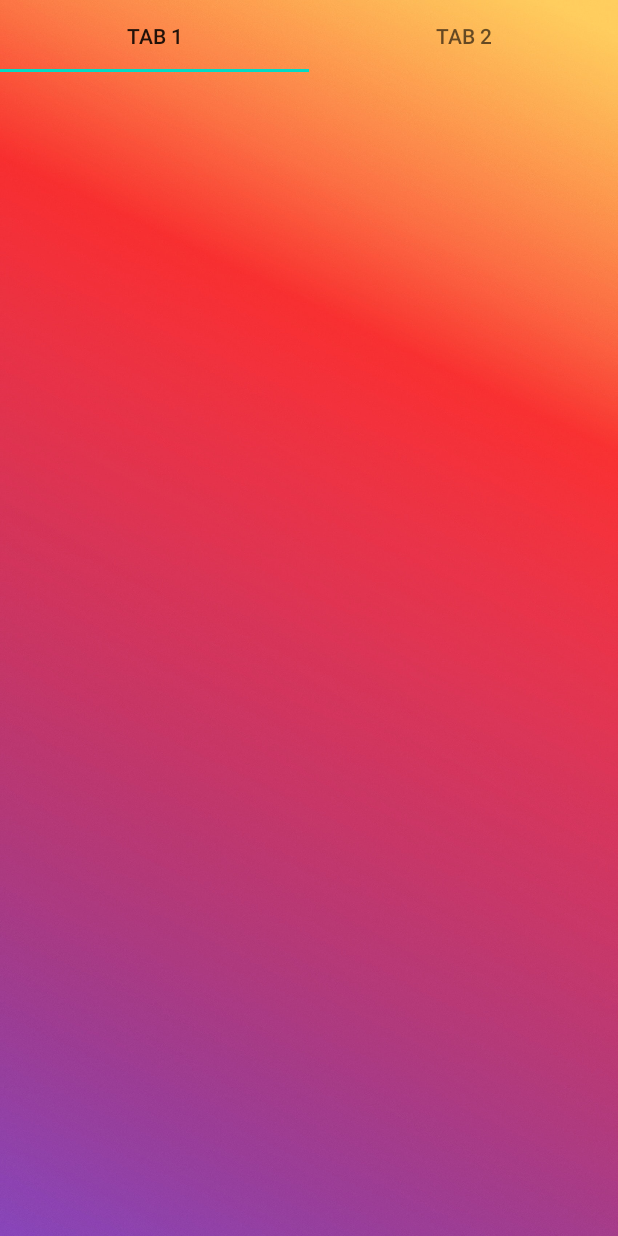
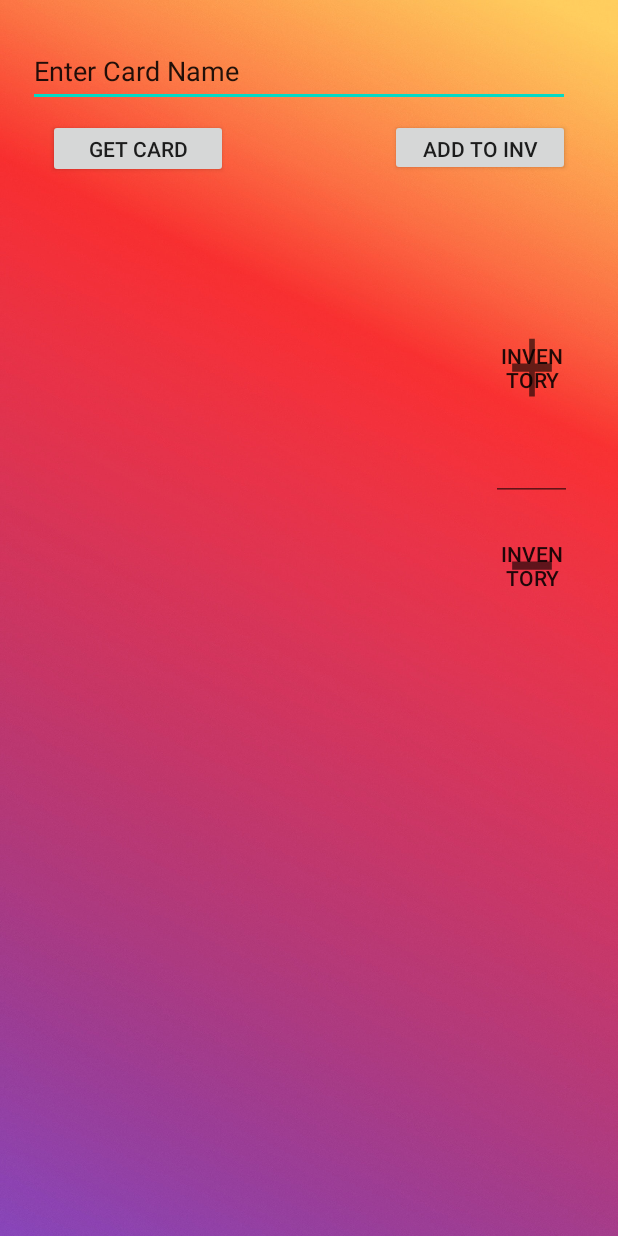
Before and after one commit to cesarxa/Loremaster-app, an Android app: the screen it shows after launch (Card), on a phone screen of 412 x 824 dp. Run offline under Robolectric (Android 15) with nearby library versions, the phone set to English and light mode, and no system bars; our stand-ins replace Firebase (no records; nobody signed in at launch, a user with empty details on screens opened directly), Picasso; pictures from the network do not load.

Commit message:
removed tabs and fragments classes

```diff
--- a/app/src/main/java/com/example/loremaster_app/Card.java
+++ b/app/src/main/java/com/example/loremaster_app/Card.java
@@ -44,12 +44,6 @@ import javax.net.ssl.HttpsURLConnection;
 
 public class Card extends AppCompatActivity {
 
-    private TabLayout tabLayout;
-    private ViewPager viewPager;
-    private TabItem tab1, tab2;
-    public PageAdapter pageradapter;
-
-
 
     EditText getCard;
     ImageView imageViewDisplayer;
@@ -64,47 +58,6 @@ public class Card extends AppCompatActivity {
     protected void onCreate(Bundle savedInstanceState) {
         super.onCreate(savedInstanceState);
         setContentView(R.layout.activity_card);
-
-        //Tab Info
-        TabLayout tabLayout= findViewById(R.id.tablayout);
-        TabItem tab1 =findViewById(R.id.tab1);
-        TabItem tab2 = findViewById(R.id.tab2);
-        ViewPager viewPager = findViewById(R.id.viewpager);
-
-       PagerAdapter pageradapter = new PageAdapter(getSupportFragmentManager(), tabLayout.getTabCount());
-        viewPager.setAdapter(pageradapter);
-
-        tabLayout.addOnTabSelectedListener(new TabLayout.OnTabSelectedListener() {
-            @Override
-            public void onTabSelected(TabLayout.Tab tab) {
-
-                viewPager.setCurrentItem(tab.getPosition());
-
-                if (tab.getPosition() == 0)
-                {
-                    pageradapter.notifyDataSetChanged();
-                } else if  (tab.getPosition() == 1)
-                {
-                    pageradapter.notifyDataSetChanged();
-                } else if  (tab.getPosition() == 2)
-                {
-                    pageradapter.notifyDataSetChanged();
-                }
-            }
-
-            @Override
-            public void onTabUnselected(TabLayout.Tab tab) {
-            }
-
-            @Override
-            public void onTabReselected(TabLayout.Tab tab) {
-            }
-        });
-
-        viewPager.addOnPageChangeListener(new TabLayout.TabLayoutOnPageChangeListener(tabLayout));
-
-
-
 
 
         getCard = (EditText) findViewById(R.id.getCard);
--- a/app/src/main/java/com/example/loremaster_app/PageAdapter.java
+++ /dev/null
@@ -1,40 +0,0 @@
-package com.example.loremaster_app;
-
-import androidx.annotation.NonNull;
-import androidx.fragment.app.Fragment;
-import androidx.fragment.app.FragmentManager;
-import androidx.fragment.app.FragmentPagerAdapter;
-
-public class PageAdapter extends FragmentPagerAdapter {
-
-    private int numOfTabs;
-
-    public PageAdapter(FragmentManager fm, int numOfTabs) {
-        super(fm);
-        numOfTabs = this.numOfTabs;
-    }
-
-    @NonNull
-    @Override
-    public Fragment getItem(int position) {
-        switch(position){
-            case 0:
-                return new tab1();
-            case 1:
-                return new tab2();
-            default:
-                return null;
-
-        }
-    }
-
-    @Override
-    public int getCount() {
-        return numOfTabs;
-    }
-
-    @Override
-    public int getItemPosition(@NonNull Object object) {
-        return POSITION_NONE;
-    }
-}
--- a/app/src/main/res/layout/activity_card.xml
+++ b/app/src/main/res/layout/activity_card.xml
@@ -1,5 +1,5 @@
 <?xml version="1.0" encoding="utf-8"?>
-<LinearLayout
+<androidx.constraintlayout.widget.ConstraintLayout
     xmlns:android="http://schemas.android.com/apk/res/android"
     xmlns:app="http://schemas.android.com/apk/res-auto"
     xmlns:tools="http://schemas.android.com/tools"
@@ -9,140 +9,102 @@
     tools:context=".Card"
     android:background="@drawable/red_back">
 
-    <com.google.android.material.tabs.TabLayout
-        android:id="@+id/tablayout"
-        android:layout_height="wrap_content"
-        android:layout_width="match_parent"
-        >
-        <com.google.android.material.tabs.TabItem
-            android:id="@+id/tab1"
-            android:layout_height="wrap_content"
-            android:layout_width="wrap_content"
-            android:text="@string/tab_text1"/>
-
-        <com.google.android.material.tabs.TabItem
-            android:id="@+id/tab2"
-            android:layout_height="wrap_content"
-            android:layout_width="wrap_content"
-            android:text="@string/tab_text2"/>
-
-    </com.google.android.material.tabs.TabLayout>
-
-    <androidx.viewpager.widget.ViewPager
-        android:id="@+id/viewpager"
-        android:layout_width="match_parent"
-        android:layout_height="match_parent">
 
 
-    </androidx.viewpager.widget.ViewPager>
+    <EditText
+        android:id="@+id/getCard"
+        android:layout_width="361dp"
+        android:layout_height="47dp"
+        android:layout_marginStart="16dp"
+        android:layout_marginTop="24dp"
+        android:layout_marginEnd="16dp"
+        android:ems="10"
+        android:inputType="textPersonName"
+        android:text="Enter Card Name"
+        app:layout_constraintEnd_toEndOf="parent"
+        app:layout_constraintHorizontal_bias="0.154"
+        app:layout_constraintStart_toStartOf="parent"
+        app:layout_constraintTop_toTopOf="parent" />
 
-</LinearLayout>
-<!--<androidx.constraintlayout.widget.ConstraintLayout-->
-<!--    xmlns:android="http://schemas.android.com/apk/res/android"-->
-<!--    xmlns:app="http://schemas.android.com/apk/res-auto"-->
-<!--    xmlns:tools="http://schemas.android.com/tools"-->
-<!--    android:layout_width="match_parent"-->
-<!--    android:layout_height="match_parent"-->
-<!--    android:orientation="vertical"-->
-<!--    tools:context=".Card"-->
-<!--    android:background="@drawable/red_back">-->
+    <Button
+        android:id="@+id/butGetCard"
+        android:layout_width="120dp"
+        android:layout_height="39dp"
+        android:layout_marginStart="32dp"
+        android:layout_marginTop="8dp"
+        android:onClick="getCardInfo"
+        android:text="Get Card Info"
+        app:layout_constraintStart_toStartOf="parent"
+        app:layout_constraintTop_toBottomOf="@+id/getCard" />
 
+    <ImageView
+        android:id="@+id/image_View"
+        android:layout_width="300dp"
+        android:layout_height="375dp"
+        android:layout_marginTop="12dp"
+        app:layout_constraintEnd_toEndOf="parent"
+        app:layout_constraintHorizontal_bias="0.171"
+        app:layout_constraintStart_toStartOf="parent"
+        app:layout_constraintTop_toBottomOf="@+id/butGetCard"
+        tools:srcCompat="@tools:sample/avatars" />
 
+    <TextView
+        android:id="@+id/cardInfoView"
+        android:layout_width="300dp"
+        android:layout_height="175dp"
+        android:layout_marginTop="64dp"
+        android:layout_marginBottom="16dp"
+        android:scrollbars="vertical"
+        app:layout_constraintBottom_toBottomOf="parent"
+        app:layout_constraintEnd_toEndOf="parent"
+        app:layout_constraintHorizontal_bias="0.495"
+        app:layout_constraintStart_toStartOf="parent"
+        app:layout_constraintTop_toBottomOf="@+id/image_View"
+        app:layout_constraintVertical_bias="0.526" />
 
-<!--    <EditText-->
-<!--        android:id="@+id/getCard"-->
-<!--        android:layout_width="361dp"-->
-<!--        android:layout_height="47dp"-->
-<!--        android:layout_marginStart="16dp"-->
-<!--        android:layout_marginTop="24dp"-->
-<!--        android:layout_marginEnd="16dp"-->
-<!--        android:ems="10"-->
-<!--        android:inputType="textPersonName"-->
-<!--        android:text="Enter Card Name"-->
-<!--        app:layout_constraintEnd_toEndOf="parent"-->
-<!--        app:layout_constraintHorizontal_bias="0.154"-->
-<!--        app:layout_constraintStart_toStartOf="parent"-->
-<!--        app:layout_constraintTop_toTopOf="parent" />-->
+    <Button
+        android:id="@+id/addButton"
+        android:layout_width="45dp"
+        android:layout_height="66dp"
+        android:layout_marginStart="332dp"
+        android:layout_marginTop="212dp"
+        android:background="@drawable/ic_baseline_add_24"
+        android:text="Inventory"
+        android:onClick="upQuantity"
+        app:layout_constraintStart_toStartOf="parent"
+        app:layout_constraintTop_toTopOf="parent" />
 
-<!--    <Button-->
-<!--        android:id="@+id/butGetCard"-->
-<!--        android:layout_width="120dp"-->
-<!--        android:layout_height="39dp"-->
-<!--        android:layout_marginStart="32dp"-->
-<!--        android:layout_marginTop="8dp"-->
-<!--        android:onClick="getCardInfo"-->
-<!--        android:text="Get Card Info"-->
-<!--        app:layout_constraintStart_toStartOf="parent"-->
-<!--        app:layout_constraintTop_toBottomOf="@+id/getCard" />-->
+    <Button
+        android:id="@+id/subButton"
+        android:layout_width="45dp"
+        android:layout_height="66dp"
+        android:layout_marginStart="332dp"
+        android:layout_marginTop="344dp"
+        android:background="@drawable/ic_baseline_remove_24"
+        android:text="Inventory"
+        android:onClick="downQuantity"
+        app:layout_constraintStart_toStartOf="parent"
+        app:layout_constraintTop_toTopOf="parent" />
 
-<!--    <ImageView-->
-<!--        android:id="@+id/image_View"-->
-<!--        android:layout_width="300dp"-->
-<!--        android:layout_height="375dp"-->
-<!--        android:layout_marginTop="12dp"-->
-<!--        app:layout_constraintEnd_toEndOf="parent"-->
-<!--        app:layout_constraintHorizontal_bias="0.171"-->
-<!--        app:layout_constraintStart_toStartOf="parent"-->
-<!--        app:layout_constraintTop_toBottomOf="@+id/butGetCard"-->
-<!--        tools:srcCompat="@tools:sample/avatars" />-->
+    <EditText
+        android:id="@+id/txtQuantity"
+        android:layout_width="54dp"
+        android:layout_height="46dp"
+        android:layout_marginStart="8dp"
+        android:ems="10"
+        android:inputType="textPersonName"
+        app:layout_constraintBottom_toTopOf="@+id/subButton"
+        app:layout_constraintStart_toEndOf="@+id/image_View"
+        app:layout_constraintTop_toBottomOf="@+id/addButton" />
 
-<!--    <TextView-->
-<!--        android:id="@+id/cardInfoView"-->
-<!--        android:layout_width="300dp"-->
-<!--        android:layout_height="175dp"-->
-<!--        android:layout_marginTop="64dp"-->
-<!--        android:layout_marginBottom="16dp"-->
-<!--        android:scrollbars="vertical"-->
-<!--        app:layout_constraintBottom_toBottomOf="parent"-->
-<!--        app:layout_constraintEnd_toEndOf="parent"-->
-<!--        app:layout_constraintHorizontal_bias="0.495"-->
-<!--        app:layout_constraintStart_toStartOf="parent"-->
-<!--        app:layout_constraintTop_toBottomOf="@+id/image_View"-->
-<!--        app:layout_constraintVertical_bias="0.526" />-->
+    <Button
+        android:id="@+id/btnAddInventory"
+        android:layout_width="120dp"
+        android:layout_height="38dp"
+        android:layout_marginTop="8dp"
+        android:layout_marginEnd="32dp"
+        android:text="ADD TO INV"
+        app:layout_constraintEnd_toEndOf="parent"
+        app:layout_constraintTop_toBottomOf="@+id/getCard" />
 
-<!--    <Button-->
-<!--        android:id="@+id/addButton"-->
-<!--        android:layout_width="45dp"-->
-<!--        android:layout_height="66dp"-->
-<!--        android:layout_marginStart="332dp"-->
-<!--        android:layout_marginTop="212dp"-->
-<!--        android:background="@drawable/ic_baseline_add_24"-->
-<!--        android:text="Inventory"-->
-<!--        android:onClick="upQuantity"-->
-<!--        app:layout_constraintStart_toStartOf="parent"-->
-<!--        app:layout_constraintTop_toTopOf="parent" />-->
-
-<!--    <Button-->
-<!--        android:id="@+id/subButton"-->
-<!--        android:layout_width="45dp"-->
-<!--        android:layout_height="66dp"-->
-<!--        android:layout_marginStart="332dp"-->
-<!--        android:layout_marginTop="344dp"-->
-<!--        android:background="@drawable/ic_baseline_remove_24"-->
-<!--        android:text="Inventory"-->
-<!--        android:onClick="downQuantity"-->
-<!--        app:layout_constraintStart_toStartOf="parent"-->
-<!--        app:layout_constraintTop_toTopOf="parent" />-->
-
-<!--    <EditText-->
-<!--        android:id="@+id/txtQuantity"-->
-<!--        android:layout_width="54dp"-->
-<!--        android:layout_height="46dp"-->
-<!--        android:layout_marginStart="8dp"-->
-<!--        android:ems="10"-->
-<!--        android:inputType="textPersonName"-->
-<!--        app:layout_constraintBottom_toTopOf="@+id/subButton"-->
-<!--        app:layout_constraintStart_toEndOf="@+id/image_View"-->
-<!--        app:layout_constraintTop_toBottomOf="@+id/addButton" />-->
-
-<!--    <Button-->
-<!--        android:id="@+id/btnAddInventory"-->
-<!--        android:layout_width="120dp"-->
-<!--        android:layout_height="38dp"-->
-<!--        android:layout_marginTop="8dp"-->
-<!--        android:layout_marginEnd="32dp"-->
-<!--        android:text="ADD TO INV"-->
-<!--        app:layout_constraintEnd_toEndOf="parent"-->
-<!--        app:layout_constraintTop_toBottomOf="@+id/getCard" />-->
-
-<!--</androidx.constraintlayout.widget.ConstraintLayout>-->
+</androidx.constraintlayout.widget.ConstraintLayout>
--- a/app/src/main/res/values/strings.xml
+++ b/app/src/main/res/values/strings.xml
@@ -1,9 +1,6 @@
 <resources>
     <string name="app_name">Loremaster-app</string>
-    <string name="tab_text1">Tab 1</string>
-    <string name="tab_text2">Tab 2</string>
-
-<!--    <string name="hello_blank_fragment">Hello blank fragment</string>-->
+    <string name="hello_blank_fragment">Hello blank fragment</string>
     <string name="enter_card_name">Enter Card Name</string>
     <string name="get_card_info">Get Card Info</string>
     <string name="todo">TODO</string>
```
Also changed, not shown: app/src/main/java/com/example/loremaster_app/tab1.java (deleted, +0 -27 lines), app/src/main/java/com/example/loremaster_app/tab2.java (deleted, +0 -26 lines), app/src/main/res/layout/fragment_tab1.xml (deleted, +0 -13 lines), app/src/main/res/layout/fragment_tab2.xml (deleted, +0 -111 lines).
